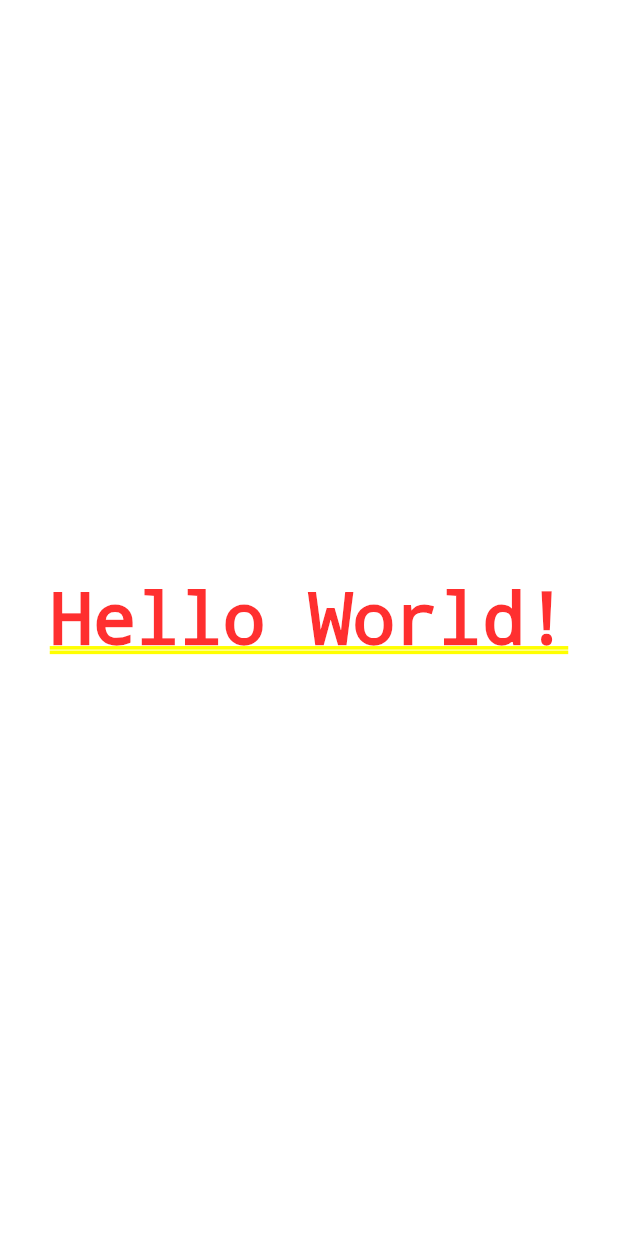
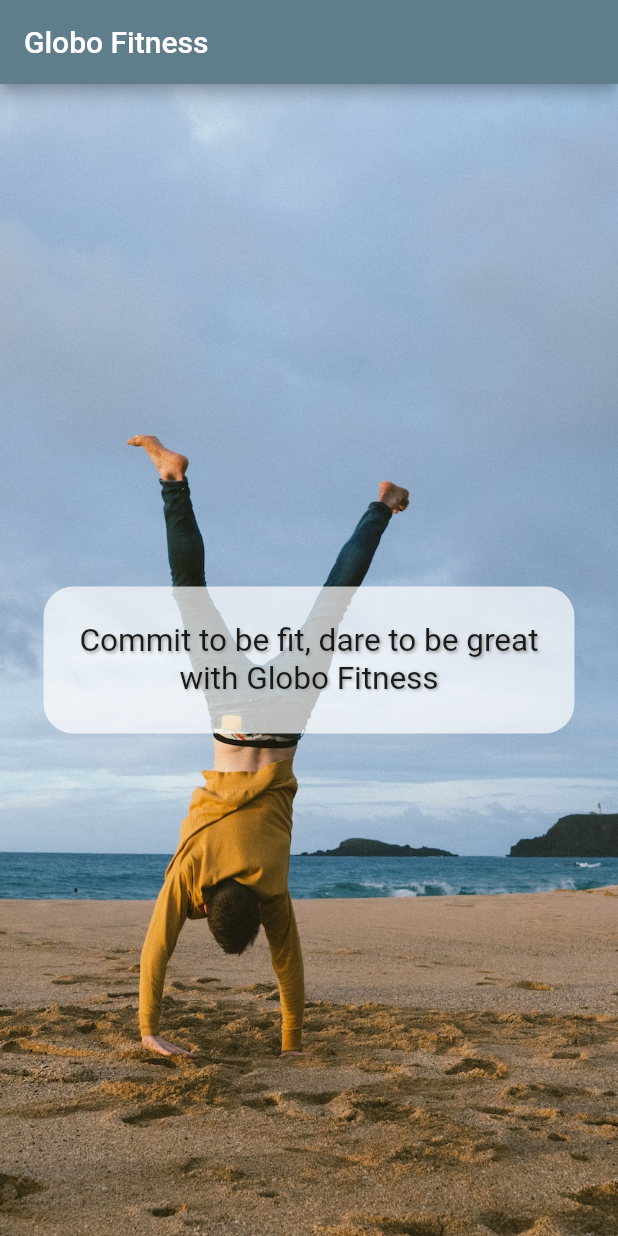
Before and after one commit to alexeipancratov/flutter-starter-tutorial, a Flutter app: the screen it shows after launch, on a phone screen of 412 x 824 dp. Run offline on Flutter 3.47's test engine with Material 2 defaults, Android fonts, the phone set to English and light mode, and no system bars.

Commit message:
Added title screen

```diff
--- a/lib/main.dart
+++ b/lib/main.dart
@@ -1,7 +1,8 @@
 import 'package:flutter/material.dart';
+import 'package:flutter_application_1/screens/intro_screen.dart';
 
 void main() {
-  runApp(GlobeApp());
+  runApp(const GlobeApp());
 }
 
 class GlobeApp extends StatelessWidget {
@@ -9,8 +10,8 @@ class GlobeApp extends StatelessWidget {
 
   @override
   Widget build(BuildContext context) {
-    return const MaterialApp(
-      home: Center(child: Text('Hello World!')),
-    );
+    return MaterialApp(
+        theme: ThemeData(primarySwatch: Colors.blueGrey),
+        home: const IntroScreen());
   }
 }
--- /dev/null
+++ b/lib/screens/intro_screen.dart
@@ -0,0 +1,32 @@
+import 'package:flutter/material.dart';
+
+class IntroScreen extends StatelessWidget {
+  const IntroScreen({super.key});
+
+  @override
+  Widget build(BuildContext context) {
+    return Scaffold(
+      appBar: AppBar(title: const Text('Globo Fitness')),
+      body: Container(
+          decoration: const BoxDecoration(
+              image: DecorationImage(
+                  image: AssetImage('assets/beach.jpg'), fit: BoxFit.cover)),
+          child: Center(
+              child: Container(
+                  padding: const EdgeInsets.all(24),
+                  decoration: const BoxDecoration(
+                      borderRadius: BorderRadius.all(Radius.circular(20)),
+                      color: Colors.white70),
+                  child: const Text(
+                    'Commit to be fit, dare to be great\nwith Globo Fitness',
+                    textAlign: TextAlign.center,
+                    style: TextStyle(fontSize: 21, shadows: [
+                      Shadow(
+                          offset: Offset(1.0, 1.0),
+                          blurRadius: 2.0,
+                          color: Colors.grey)
+                    ]),
+                  )))),
+    );
+  }
+}
--- a/pubspec.yaml
+++ b/pubspec.yaml
@@ -59,8 +59,8 @@ flutter:
   uses-material-design: true
 
   # To add assets to your application, add an assets section, like this:
-  # assets:
-  #   - images/a_dot_burr.jpeg
+  assets:
+    - assets/
   #   - images/a_dot_ham.jpeg
 
   # An image asset can refer to one or more resolution-specific "variants", see
```
Also changed, not shown: assets/beach.jpg (added).
